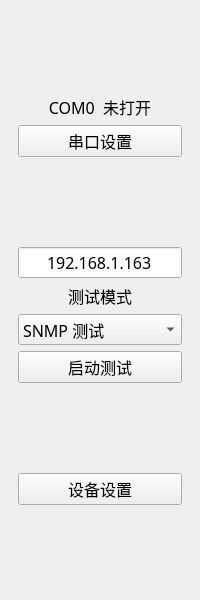
This is IDC_TestSystem/common/toolbox/modetoolwid.ui in ChinaClever/IDC_TestSystem as Qt 5 draws it before an edit. The edited form follows.
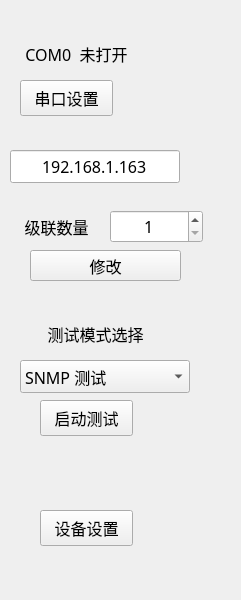
This is the edited form.

Commit message: 增加测试界面

```diff
--- a/IDC_TestSystem/common/toolbox/modetoolwid.ui
+++ b/IDC_TestSystem/common/toolbox/modetoolwid.ui
@@ -6,7 +6,7 @@
    <rect>
     <x>0</x>
     <y>0</y>
-    <width>200</width>
+    <width>241</width>
     <height>600</height>
    </rect>
   </property>
@@ -19,28 +19,15 @@
   <property name="windowTitle">
    <string>Form</string>
   </property>
-  <layout class="QVBoxLayout" name="verticalLayout">
-   <property name="leftMargin">
-    <number>18</number>
-   </property>
-   <property name="rightMargin">
-    <number>18</number>
-   </property>
-   <item>
-    <spacer name="verticalSpacer">
-     <property name="orientation">
-      <enum>Qt::Vertical</enum>
-     </property>
-     <property name="sizeHint" stdset="0">
-      <size>
-       <width>20</width>
-       <height>40</height>
-      </size>
-     </property>
-    </spacer>
-   </item>
-   <item>
     <widget class="QLabel" name="serialLab">
+   <property name="geometry">
+    <rect>
+     <x>10</x>
+     <y>40</y>
+     <width>133</width>
+     <height>27</height>
+    </rect>
+   </property>
      <property name="text">
       <string>COM0  未打开</string>
      </property>
@@ -48,12 +35,18 @@
       <set>Qt::AlignCenter</set>
      </property>
     </widget>
-   </item>
-   <item>
     <widget class="QPushButton" name="serialBtn">
      <property name="enabled">
       <bool>true</bool>
      </property>
+   <property name="geometry">
+    <rect>
+     <x>20</x>
+     <y>80</y>
+     <width>93</width>
+     <height>36</height>
+    </rect>
+   </property>
      <property name="minimumSize">
       <size>
        <width>0</width>
@@ -70,22 +63,15 @@
       <string>串口设置</string>
      </property>
     </widget>
-   </item>
-   <item>
-    <spacer name="verticalSpacer_2">
-     <property name="orientation">
-      <enum>Qt::Vertical</enum>
-     </property>
-     <property name="sizeHint" stdset="0">
-      <size>
-       <width>20</width>
-       <height>40</height>
-      </size>
-     </property>
-    </spacer>
-   </item>
-   <item>
     <widget class="QLineEdit" name="ipLineEdit">
+   <property name="geometry">
+    <rect>
+     <x>10</x>
+     <y>150</y>
+     <width>170</width>
+     <height>33</height>
+    </rect>
+   </property>
      <property name="text">
       <string>192.168.1.163</string>
      </property>
@@ -93,19 +79,31 @@
       <set>Qt::AlignCenter</set>
      </property>
     </widget>
-   </item>
-   <item>
     <widget class="QLabel" name="label">
+   <property name="geometry">
+    <rect>
+     <x>20</x>
+     <y>320</y>
+     <width>151</width>
+     <height>27</height>
+    </rect>
+   </property>
      <property name="text">
-      <string>测试模式</string>
+    <string>测试模式选择</string>
      </property>
      <property name="alignment">
       <set>Qt::AlignCenter</set>
      </property>
     </widget>
-   </item>
-   <item>
     <widget class="QComboBox" name="comboBox">
+   <property name="geometry">
+    <rect>
+     <x>20</x>
+     <y>360</y>
+     <width>170</width>
+     <height>33</height>
+    </rect>
+   </property>
      <item>
       <property name="text">
        <string>SNMP 测试</string>
@@ -122,9 +120,15 @@
       </property>
      </item>
     </widget>
-   </item>
-   <item>
     <widget class="QPushButton" name="testBtn">
+   <property name="geometry">
+    <rect>
+     <x>40</x>
+     <y>400</y>
+     <width>93</width>
+     <height>36</height>
+    </rect>
+   </property>
      <property name="minimumSize">
       <size>
        <width>0</width>
@@ -135,22 +139,15 @@
       <string>启动测试</string>
      </property>
     </widget>
-   </item>
-   <item>
-    <spacer name="verticalSpacer_3">
-     <property name="orientation">
-      <enum>Qt::Vertical</enum>
-     </property>
-     <property name="sizeHint" stdset="0">
-      <size>
-       <width>20</width>
-       <height>40</height>
-      </size>
-     </property>
-    </spacer>
-   </item>
-   <item>
     <widget class="QPushButton" name="settingBtn">
+   <property name="geometry">
+    <rect>
+     <x>40</x>
+     <y>510</y>
+     <width>93</width>
+     <height>36</height>
+    </rect>
+   </property>
      <property name="minimumSize">
       <size>
        <width>0</width>
@@ -161,21 +158,60 @@
       <string>设备设置</string>
      </property>
     </widget>
-   </item>
-   <item>
-    <spacer name="verticalSpacer_4">
-     <property name="orientation">
-      <enum>Qt::Vertical</enum>
-     </property>
-     <property name="sizeHint" stdset="0">
+  <widget class="QPushButton" name="devNumBtn">
+   <property name="geometry">
+    <rect>
+     <x>30</x>
+     <y>250</y>
+     <width>151</width>
+     <height>31</height>
+    </rect>
+   </property>
+   <property name="minimumSize">
       <size>
-       <width>20</width>
-       <height>40</height>
-      </size>
-     </property>
-    </spacer>
-   </item>
-  </layout>
+     <width>0</width>
+     <height>31</height>
+    </size>
+   </property>
+   <property name="text">
+    <string>修改</string>
+   </property>
+  </widget>
+  <widget class="QLabel" name="label_2">
+   <property name="geometry">
+    <rect>
+     <x>10</x>
+     <y>210</y>
+     <width>93</width>
+     <height>33</height>
+    </rect>
+   </property>
+   <property name="text">
+    <string>级联数量</string>
+   </property>
+   <property name="alignment">
+    <set>Qt::AlignCenter</set>
+   </property>
+  </widget>
+  <widget class="QSpinBox" name="spinBox">
+   <property name="geometry">
+    <rect>
+     <x>110</x>
+     <y>210</y>
+     <width>93</width>
+     <height>33</height>
+    </rect>
+   </property>
+   <property name="alignment">
+    <set>Qt::AlignCenter</set>
+   </property>
+   <property name="minimum">
+    <number>1</number>
+   </property>
+   <property name="maximum">
+    <number>33</number>
+   </property>
+  </widget>
  </widget>
  <resources/>
  <connections/>
```
Lines whose indentation alone changed are shown as unchanged. The commit also changes 66 other files.
